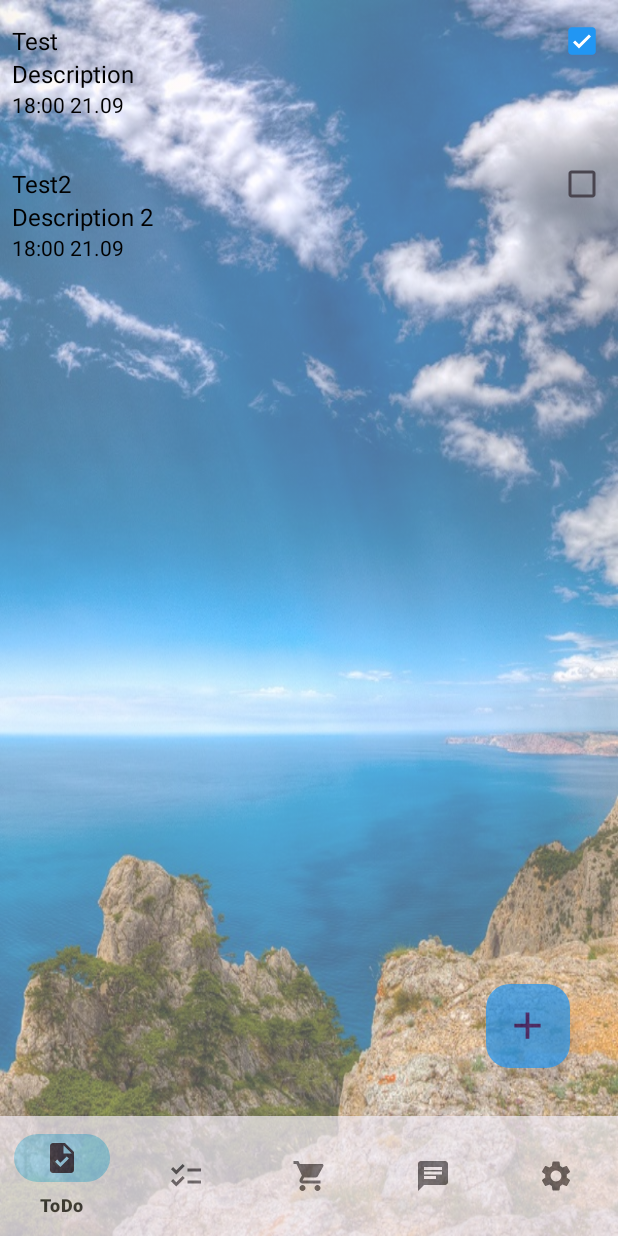
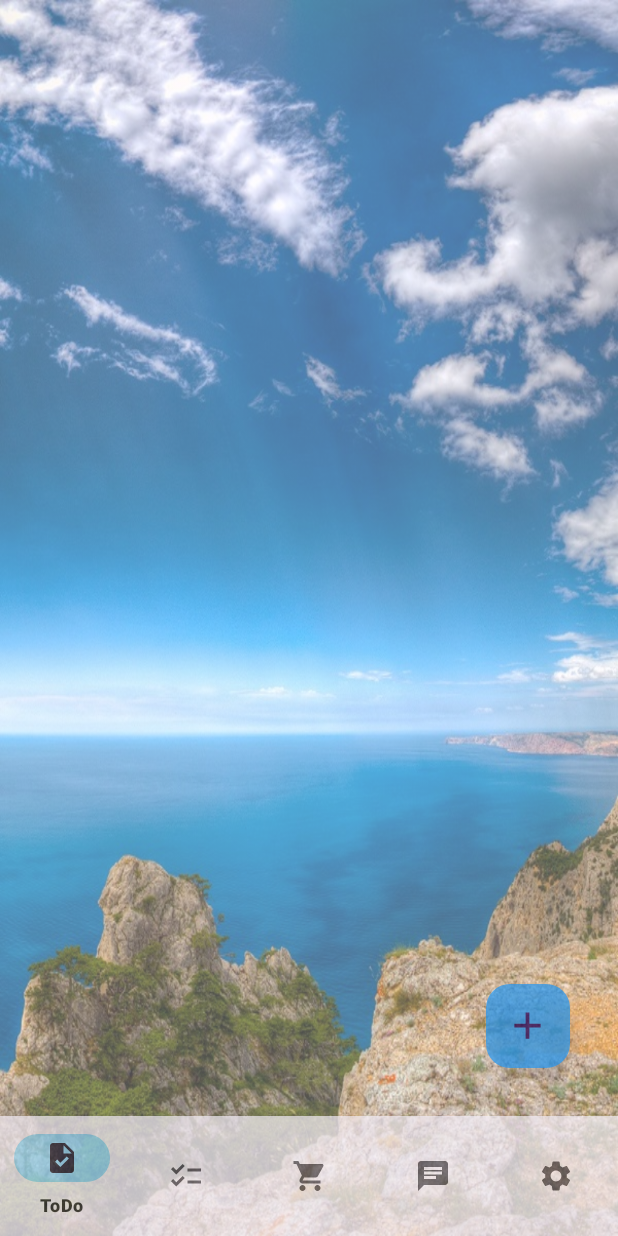
Before and after one commit to chilcotinn/FamilyApp, an Android app: the screen it shows after launch (MainActivity), on a phone screen of 412 x 824 dp. Run offline under Robolectric (Android 15) with nearby library versions, the phone set to English and light mode, and no system bars; our stand-ins replace Dagger/Hilt's generated code.

Commit message:
Redesign todo item. Delete test code

```diff
--- a/app/src/main/java/com/chilcotin/familyapp/fragments/todo/TodoFragment.kt
+++ b/app/src/main/java/com/chilcotin/familyapp/fragments/todo/TodoFragment.kt
@@ -32,24 +32,6 @@ class TodoFragment : Fragment() {
     override fun onViewCreated(view: View, savedInstanceState: Bundle?) {
         super.onViewCreated(view, savedInstanceState)
 
-        todoList.add(
-            TodoItem(
-                1,
-                "Test",
-                "Description",
-                "18:00 21.09",
-                true
-            )
-        )
-        todoList.add(
-            TodoItem(
-                2,
-                "Test2",
-                "Description 2",
-                "18:00 21.09",
-                false
-            )
-        )
         initRcView()
 
         binding.fbAddTask.setOnClickListener {
--- a/app/src/main/res/values/colors.xml
+++ b/app/src/main/res/values/colors.xml
@@ -5,4 +5,5 @@
     <color name="blue">#2196F3</color>
     <color name="rippleBottomBar">#7011B5F4</color>
     <color name="rippleFloatingButton">#11F4EC</color>
+    <color name="backgroundTodo">#7011DAF4</color>
 </resources>
```
Also changed, not shown: app/src/main/res/layout/todo_item.xml (+5 -2 lines).
